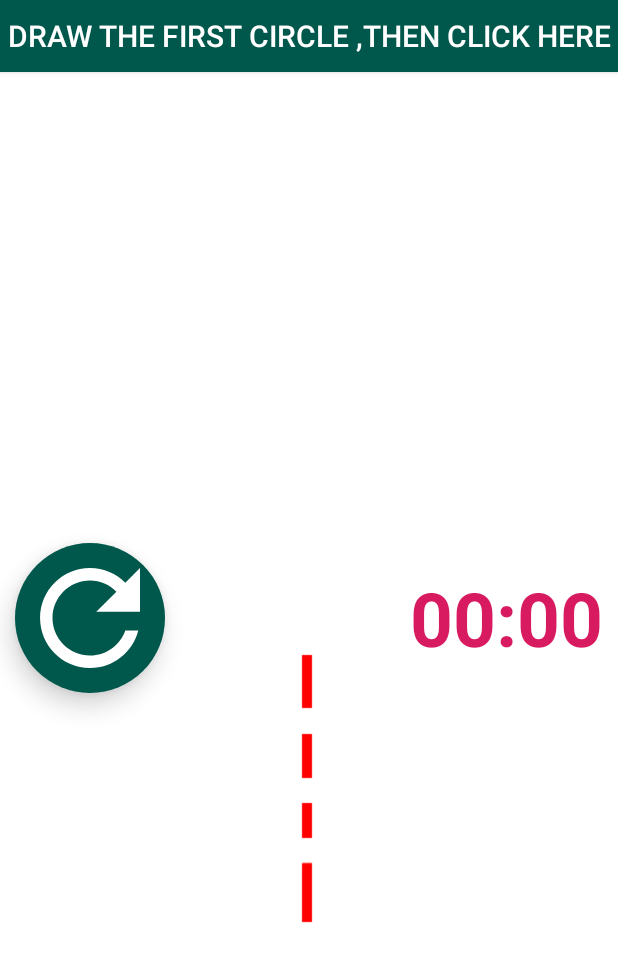
After one commit to AthulKrishna14310/ConcentricCircleDraw_on_release, an Android app: the layout activity_try_ur_self.xml on its own in the app's theme, with its tools: preview values and no code run, on a phone screen of 412 x 824 dp. The commit adds this screen. Shown: the top 962 px of the screen. Run offline under Robolectric (Android 15) with nearby library versions, the phone set to English and light mode, and no system bars.

Commit message:
Commit-2

```diff
--- a/app/src/main/java/com/example/concentriccircledraw/MainActivity.java
+++ b/app/src/main/java/com/example/concentriccircledraw/MainActivity.java
@@ -103,6 +103,7 @@ public class MainActivity extends AppCompatActivity {
                             CFAlertDialog.CFAlertActionAlignment.END, new DialogInterface.OnClickListener() {
                                 @Override
                                 public void onClick(DialogInterface dialog, int which) {
+                                startActivity(new Intent(MainActivity.this,TryUrSelfActivity.class));
                                 }
                             });
 
--- /dev/null
+++ b/app/src/main/res/layout/activity_try_ur_self.xml
@@ -0,0 +1,58 @@
+<?xml version="1.0" encoding="utf-8"?>
+<RelativeLayout
+    xmlns:android="http://schemas.android.com/apk/res/android"
+    xmlns:app="http://schemas.android.com/apk/res-auto"
+    xmlns:tools="http://schemas.android.com/tools"
+    android:layout_width="match_parent"
+    android:layout_height="match_parent"
+    android:background="#FFFF"
+    tools:context=".MainActivity">
+
+    <com.example.concentriccircledraw.CircleDrawLayout
+        android:id="@+id/circleDrawLayout"
+        android:layout_width="400dp"
+        android:layout_height="400dp"
+        android:layout_alignParentBottom="true"
+        android:layout_centerInParent="false"
+        android:layout_centerHorizontal="true"
+        android:layout_marginBottom="10dp" />
+
+    <Button
+        android:id="@+id/finishButtontry"
+        android:layout_width="match_parent"
+        android:layout_height="wrap_content"
+        android:layout_alignParentTop="true"
+        android:background="@color/colorPrimaryDark"
+        android:text="DRAW THE FIRST CIRCLE ,THEN CLICK HERE"
+        android:textColor="#FFFF"
+        android:textSize="20sp" />
+
+    <android.support.v7.widget.CardView
+        android:layout_width="wrap_content"
+        android:layout_height="wrap_content"
+        android:layout_marginLeft="10dp"
+        app:cardCornerRadius="50dp"
+        app:cardElevation="10dp"
+        android:layout_alignParentLeft="true"
+        android:layout_centerVertical="true">
+        <Button
+            android:layout_width="100dp"
+            android:layout_height="100dp"
+            android:id="@+id/refreshButton"
+            android:foreground="@drawable/ic_refresh_black_24dp"
+            android:background="@color/colorPrimaryDark"
+            />
+    </android.support.v7.widget.CardView>
+    <Chronometer
+        android:layout_width="wrap_content"
+        android:layout_height="wrap_content"
+        android:textColor="@color/colorAccent"
+        android:layout_alignParentRight="true"
+        android:layout_centerVertical="true"
+        android:textSize="50sp"
+        android:textStyle="bold"
+        android:id="@+id/chronometer"
+        android:layout_marginRight="10dp"/>
+
+
+</RelativeLayout>
```
Also changed, not shown: app/src/main/AndroidManifest.xml (+8 -3 lines), app/src/main/java/com/example/concentriccircledraw/CircleDrawLayout.java (added, +197 -0 lines), app/src/main/java/com/example/concentriccircledraw/TryUrSelfActivity.java (added, +296 -0 lines), app/src/main/res/drawable/conce_self.png (added).
